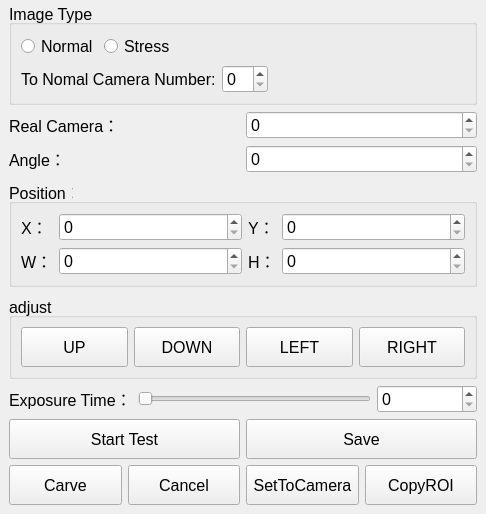
This is Widget_CarveInfo.ui in wwlzq5/3tai as Qt 5 draws it before an edit. The edited form follows.
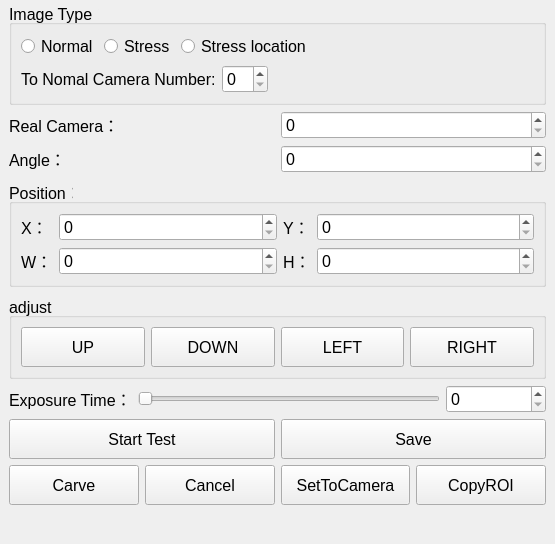
This is the edited form. The open tabs and pages were chosen to show the change. Custom widgets are drawn as their Qt base class.

What changed in the file:
```diff
--- a/Widget_CarveInfo.ui
+++ b/Widget_CarveInfo.ui
@@ -6,8 +6,8 @@
    <rect>
     <x>0</x>
     <y>0</y>
-    <width>486</width>
-    <height>473</height>
+    <width>555</width>
+    <height>544</height>
    </rect>
   </property>
   <property name="maximumSize">
@@ -84,6 +84,13 @@
                    </property>
                   </widget>
                  </item>
+                 <item>
+                  <widget class="QRadioButton" name="radioButton_StressLocation">
+                   <property name="text">
+                    <string>Stress location</string>
+                   </property>
+                  </widget>
+                 </item>
                  <item>
                   <spacer name="horizontalSpacer">
                    <property name="orientation">
```
Left out of the diff: 2 changed lines with no effect on the pictures.
